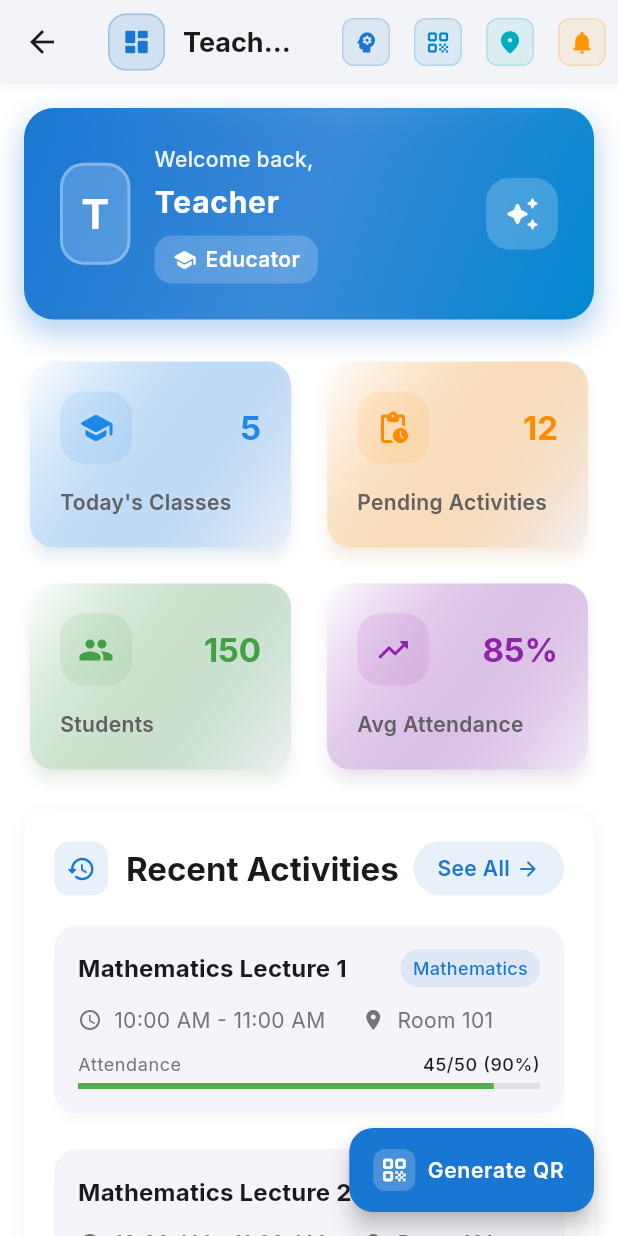
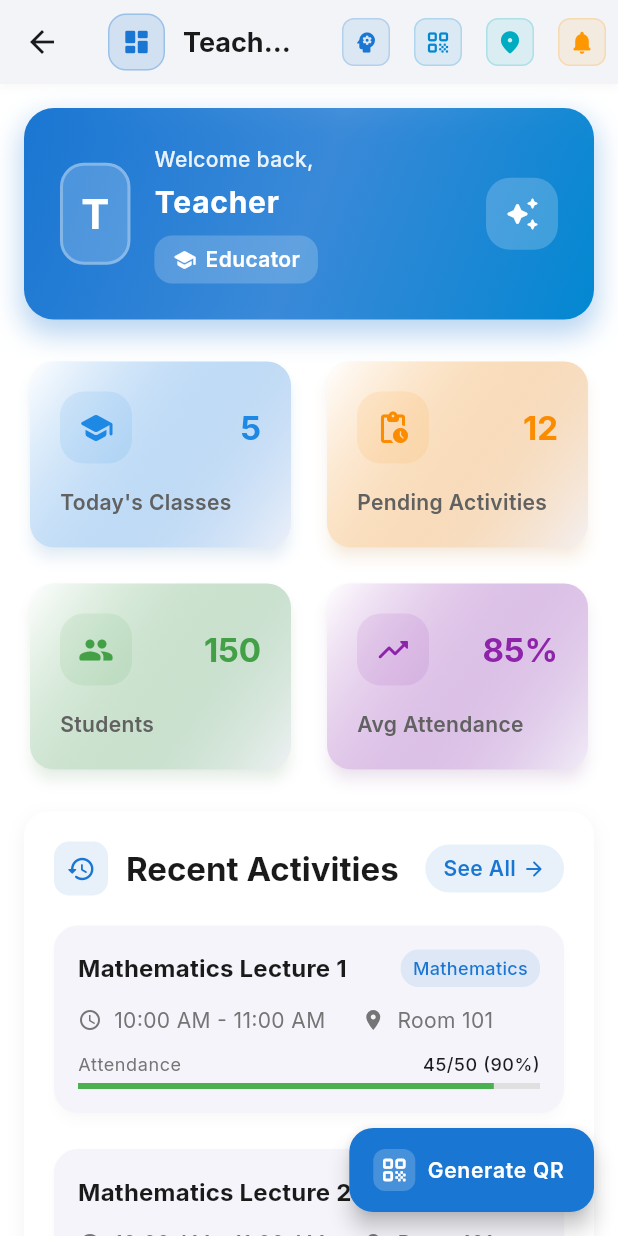
Before and after one commit to Ecocoder0711/smart_curriculum_app, a Flutter app: the TeacherHomeScreen screen opened directly, on a phone screen of 412 x 824 dp. Run offline on Flutter 3.47's test engine with Material 3 defaults, Android fonts, the phone set to English and light mode, and no system bars; our stand-ins replace cloud_firestore, firebase_auth, firebase_core, fl_chart, geocoding, geolocator and 4 more; missing offline and left inert: mobile_scanner; accounts and stored records are empty.

Commit message:
final_prototype_completed

```diff
--- a/lib/screens/teacher/teacher_dashboard.dart
+++ b/lib/screens/teacher/teacher_dashboard.dart
@@ -507,7 +507,8 @@ class TeacherHomeScreen extends StatelessWidget {
                   Row(
                     mainAxisAlignment: MainAxisAlignment.spaceBetween,
                     children: [
-                      Row(
+                      Expanded(
+                        child: Row(
                           children: [
                             Container(
                               padding: const EdgeInsets.all(8),
@@ -524,7 +525,8 @@ class TeacherHomeScreen extends StatelessWidget {
                               ),
                             ),
                             const SizedBox(width: 12),
-                          Text(
+                            Expanded(
+                              child: Text(
                                 'Recent Activities',
                                 style: Theme.of(context).textTheme.titleLarge
                                     ?.copyWith(
@@ -533,15 +535,21 @@ class TeacherHomeScreen extends StatelessWidget {
                                           Theme.of(context).brightness ==
                                               Brightness.dark
                                           ? Colors.white
-                                      : Theme.of(context).colorScheme.onSurface,
-                                ),
-                          ),
-                        ],
-                      ),
+                                          : Theme.of(
+                                              context,
+                                            ).colorScheme.onSurface,
+                                    ),
+                                overflow: TextOverflow.ellipsis,
+                              ),
+                            ),
+                          ],
+                        ),
+                      ),
+                      const SizedBox(width: 8),
                       Container(
                         padding: const EdgeInsets.symmetric(
-                          horizontal: 16,
-                          vertical: 8,
+                          horizontal: 12,
+                          vertical: 6,
                         ),
                         decoration: BoxDecoration(
                           color: Theme.of(
--- a/lib/utils/app_localizations.dart
+++ b/lib/utils/app_localizations.dart
@@ -57,6 +57,7 @@ class AppLocalizations {
       'view_pending_assignments': 'View pending assignments',
       'grades': 'Grades',
       'check_your_grades': 'Check your grades',
+      'students': 'Students',
 
       // Navigation
       'home': 'Home',
@@ -120,6 +121,7 @@ class AppLocalizations {
       'view_pending_assignments': 'लंबित असाइनमेंट देखें',
       'grades': 'ग्रेड',
       'check_your_grades': 'अपने ग्रेड जांचें',
+      'students': 'छात्र',
 
       // Navigation
       'home': 'होम',
@@ -168,6 +170,7 @@ class AppLocalizations {
   String get viewPendingAssignments => translate('view_pending_assignments');
   String get grades => translate('grades');
   String get checkYourGrades => translate('check_your_grades');
+  String get students => translate('students');
   String get home => translate('home');
   String get schedule => translate('schedule');
   String get attendance => translate('attendance');
--- a/lib/widgets/dashboard_card.dart
+++ b/lib/widgets/dashboard_card.dart
@@ -20,7 +20,7 @@ class DashboardCard extends StatelessWidget {
   Widget build(BuildContext context) {
     return Card(
       elevation: 4,
-      shadowColor: color.withOpacity(0.2),
+      shadowColor: color.withValues(alpha: 0.2),
       shape: RoundedRectangleBorder(borderRadius: BorderRadius.circular(16)),
       child: InkWell(
         onTap: onTap,
@@ -29,7 +29,7 @@ class DashboardCard extends StatelessWidget {
           decoration: BoxDecoration(
             borderRadius: BorderRadius.circular(16),
             gradient: LinearGradient(
-              colors: [Colors.white, color.withOpacity(0.03)],
+              colors: [Colors.white, color.withValues(alpha: 0.03)],
               begin: Alignment.topLeft,
               end: Alignment.bottomRight,
             ),
@@ -45,7 +45,7 @@ class DashboardCard extends StatelessWidget {
                     Container(
                       padding: const EdgeInsets.all(12),
                       decoration: BoxDecoration(
-                        color: color.withOpacity(0.1),
+                        color: color.withValues(alpha: 0.1),
                         borderRadius: BorderRadius.circular(16),
                       ),
                       child: Icon(icon, color: color, size: 24),
```
Also changed, not shown: lib/main.dart (+11 -13 lines). Lines whose indentation alone changed are shown as unchanged.
